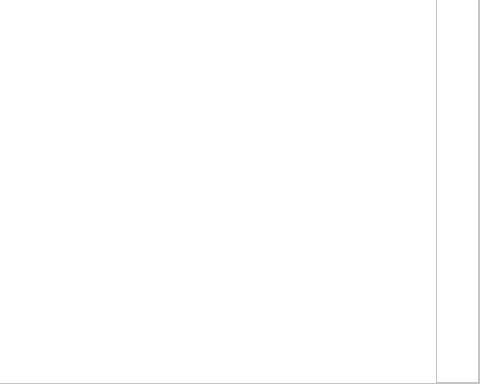
This is UIDecorator/UIDecorator.ui in Bazzzukasss/UIDecorator as Qt 5 draws it before an edit; both pictures show x 574 to 1054 and y 266 to 650 of the 1054 by 650 pixel window. The edited form follows.
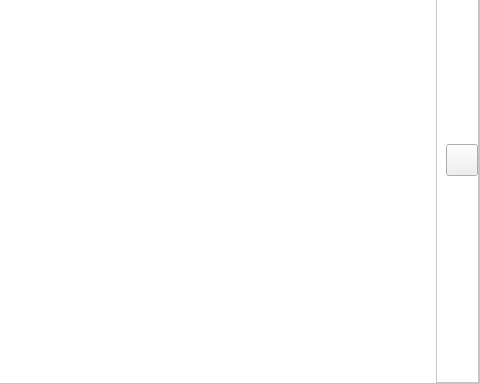
This is the edited form. Icons and pictures are not drawn. Custom widgets are drawn as their Qt base class.

Commit message: Presets routines has been added.

```diff
--- a/UIDecorator/UIDecorator.ui
+++ b/UIDecorator/UIDecorator.ui
@@ -718,6 +718,25 @@
               </property>
              </widget>
             </item>
+            <item>
+             <widget class="QPushButton" name="mButtonPreset">
+              <property name="minimumSize">
+               <size>
+                <width>32</width>
+                <height>32</height>
+               </size>
+              </property>
+              <property name="maximumSize">
+               <size>
+                <width>32</width>
+                <height>32</height>
+               </size>
+              </property>
+              <property name="text">
+               <string/>
+              </property>
+             </widget>
+            </item>
             <item>
              <spacer name="verticalSpacer_4">
               <property name="orientation">
```
The commit also changes 4 other files.
